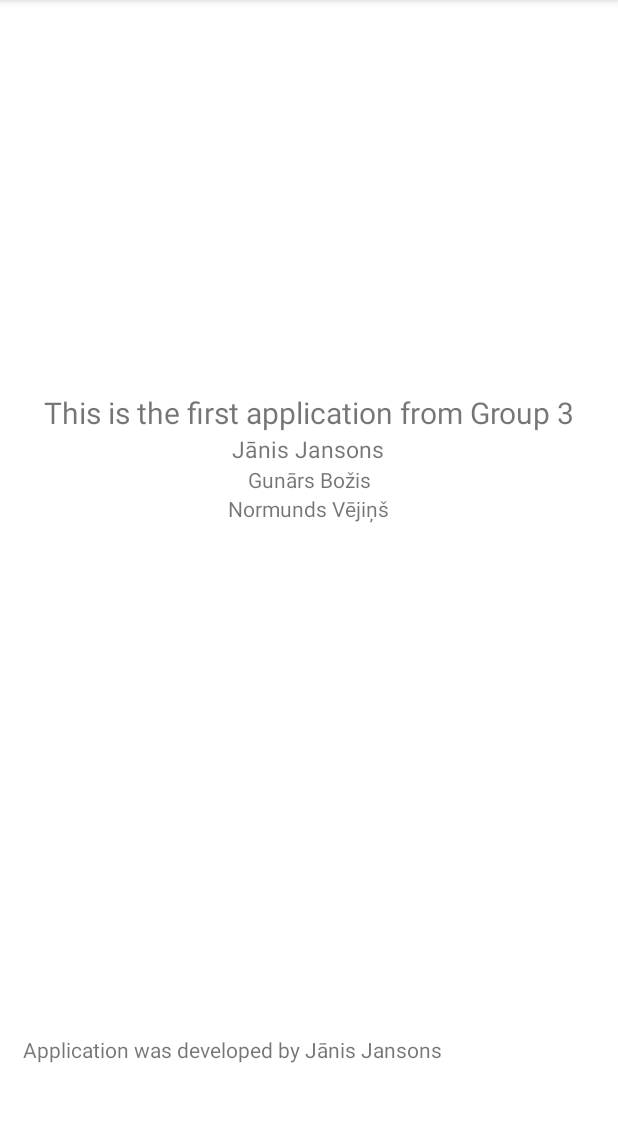
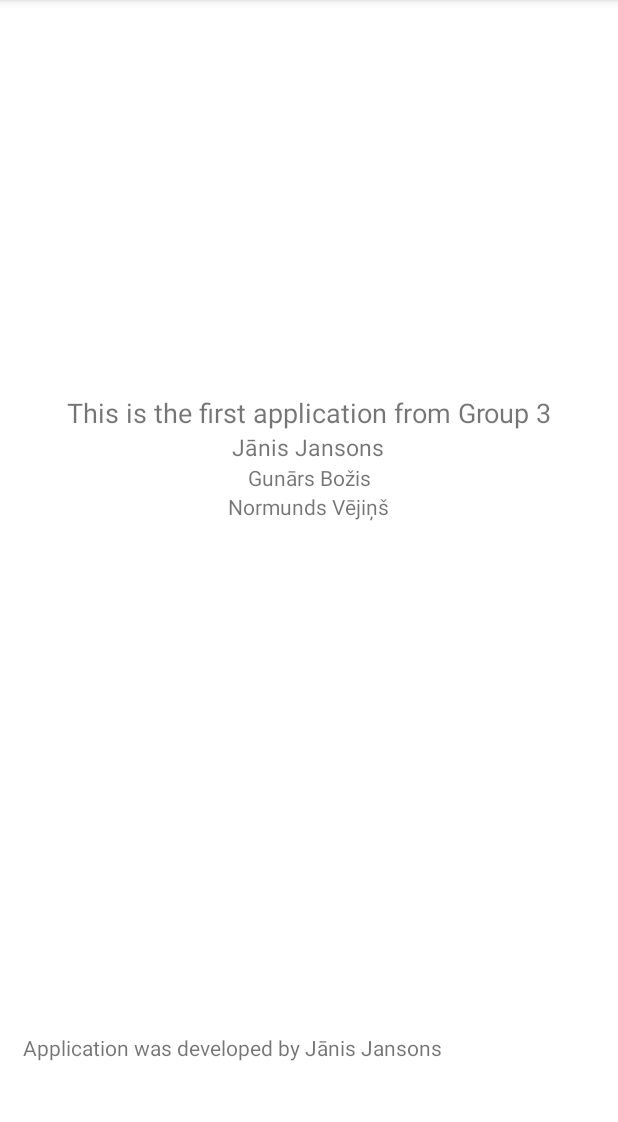
Before and after one commit to janjansons/PD1HelloWorld, an Android app: the screen it shows after launch (MainActivity), on a phone screen of 412 x 824 dp, the part 84-1206 px from its top. Run offline under Robolectric (Android 15) with nearby library versions, the phone set to English and light mode, and no system bars.

Commit message:
Burtu lielums

```diff
--- a/app/src/main/res/layout/activity_main.xml
+++ b/app/src/main/res/layout/activity_main.xml
@@ -11,7 +11,7 @@
         android:layout_width="wrap_content"
         android:layout_height="wrap_content"
         android:text="@string/this_is_the_first_application_from_group_3"
-        android:textSize="20sp"
+        android:textSize="18sp"
         app:layout_constraintBottom_toBottomOf="parent"
         app:layout_constraintLeft_toLeftOf="parent"
         app:layout_constraintRight_toRightOf="parent"
@@ -53,7 +53,7 @@
         app:layout_constraintTop_toBottomOf="@+id/textView" />
 
     <TextView
-        android:id="@+id/textView4"
+        android:id="@+id/textView5"
         android:layout_width="wrap_content"
         android:layout_height="wrap_content"
         android:layout_marginTop="380dp"
```
